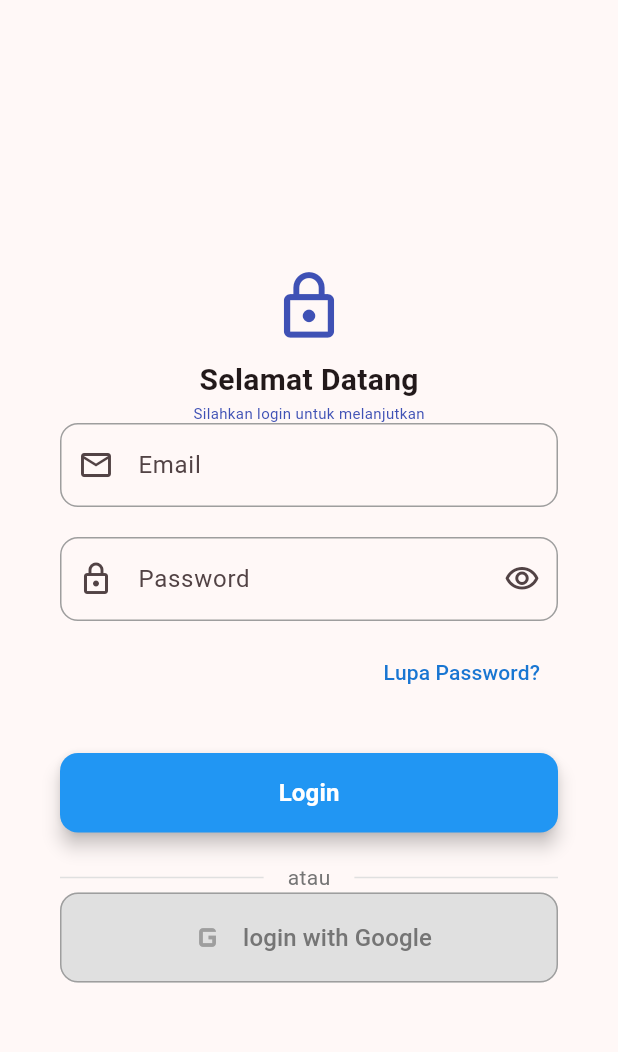
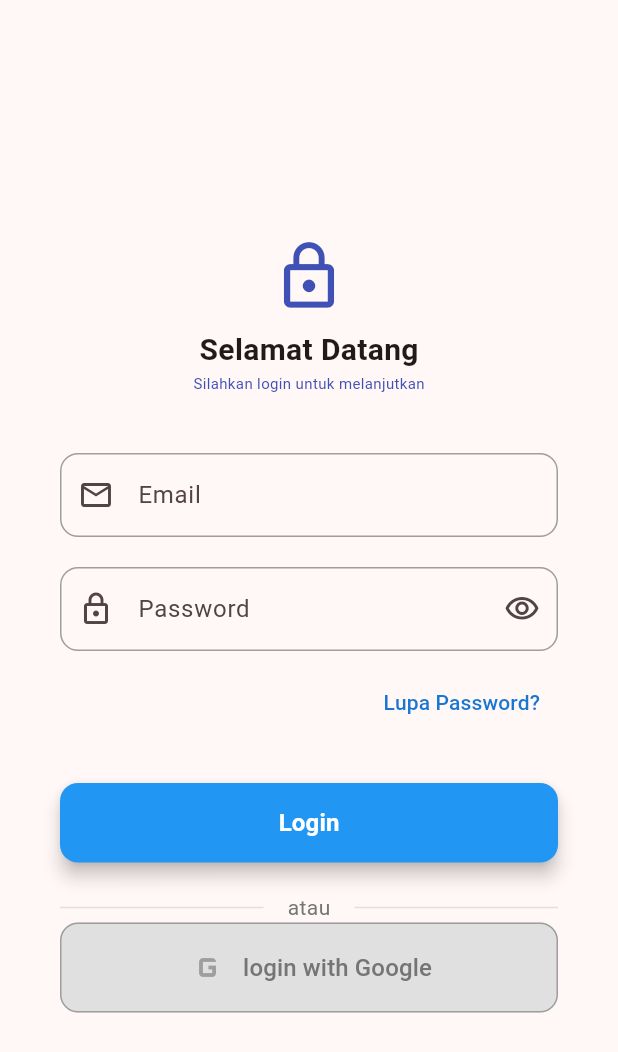
Before and after one commit to GUYwithPTSD/tugas_week6_1123150135, a Flutter app: the Login screen opened directly, on a phone screen of 412 x 824 dp. Shown: the top 1052 px of the screen. Run offline on Flutter 3.47's test engine with Material 3 defaults, Android fonts, the light colour scheme and no system bars.

Commit message:
commit 23 - navigasi ke login

```diff
--- a/lib/login.dart
+++ b/lib/login.dart
@@ -28,6 +28,7 @@ class Login extends StatelessWidget {
                     fontWeight: FontWeight.normal,
                   ),
                 ),
+                SizedBox(height: 40.0),
                 TextField(
                   keyboardType: TextInputType.emailAddress,
                   decoration: InputDecoration(
--- a/lib/main.dart
+++ b/lib/main.dart
@@ -1,6 +1,5 @@
 import 'package:flutter/material.dart';
 import 'package:tugas_week6_1123150135/screen/splash_screen1.dart';
-// import 'package:tugas_week6_1123150135/login.dart';
 
 void main() {
   runApp(const MyApp());
```
Also changed, not shown: lib/screen/splash_screen3.dart (+8 -2 lines).
